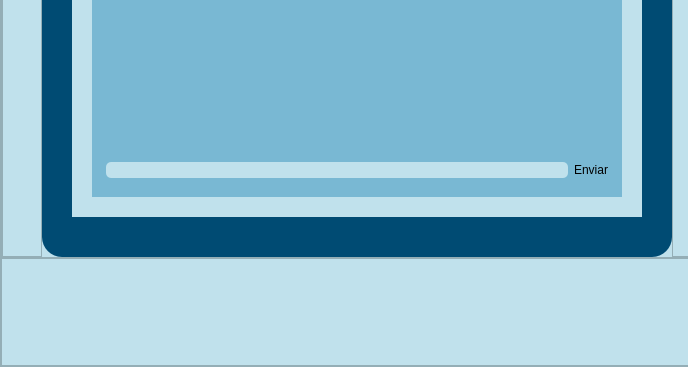
Yosoyepa/MyUnApp, file src/resources/interface/Ventana_Chat.ui: the form before one commit; both pictures show x 0 to 688 and y 389 to 756 of the 1130 by 756 pixel window.
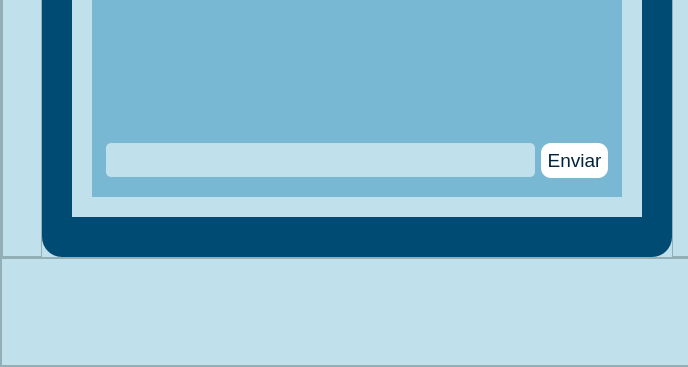
The form after the commit. Icons and pictures are not drawn.

Commit message: finalización imagenes en chat

The edit to the form file:
```diff
--- a/src/resources/interface/Ventana_Chat.ui
+++ b/src/resources/interface/Ventana_Chat.ui
@@ -306,6 +306,12 @@
                       </property>
                       <item>
                        <widget class="QScrollArea" name="scrollArea">
+                        <property name="frameShadow">
+                         <enum>QFrame::Plain</enum>
+                        </property>
+                        <property name="sizeAdjustPolicy">
+                         <enum>QAbstractScrollArea::AdjustToContents</enum>
+                        </property>
                         <property name="widgetResizable">
                          <bool>true</bool>
                         </property>
@@ -446,15 +452,48 @@
                                <layout class="QHBoxLayout" name="horizontalLayout_5">
                                 <item>
                                  <widget class="QLineEdit" name="message_line_edit">
+                                  <property name="font">
+                                   <font>
+                                    <pointsize>13</pointsize>
+                                   </font>
+                                  </property>
                                   <property name="styleSheet">
                                    <string notr="true">border-color: rgb(0, 75, 115);
 background-color: rgb(192, 225, 236);
-border-radius: 5px;</string>
+border-radius: 5px;
+
+padding: 6px;
+</string>
                                   </property>
                                  </widget>
                                 </item>
                                 <item>
                                  <widget class="QPushButton" name="send_button">
+                                  <property name="font">
+                                   <font>
+                                    <pointsize>14</pointsize>
+                                   </font>
+                                  </property>
+                                  <property name="styleSheet">
+                                   <string notr="true">QPushButton{
+	background-color:#FFFFFF; 
+	color:#01233C; 
+	border-radius:10px;
+	padding: 6px
+}
+
+QPushButton:hover{
+	background-color:#01233C; 
+	color:#FFFFFF; 
+	border-radius:10px;
+}
+
+QPushButton::pressed{
+	background-color:rgb(62, 201, 255); 
+	color:#FFFFFF; 
+	border-radius:10px;
+}</string>
+                                  </property>
                                   <property name="text">
                                    <string>Enviar</string>
                                   </property>
```
Left out of the diff: 27 changed lines with no effect on the pictures. The commit also changes 26 other files.
